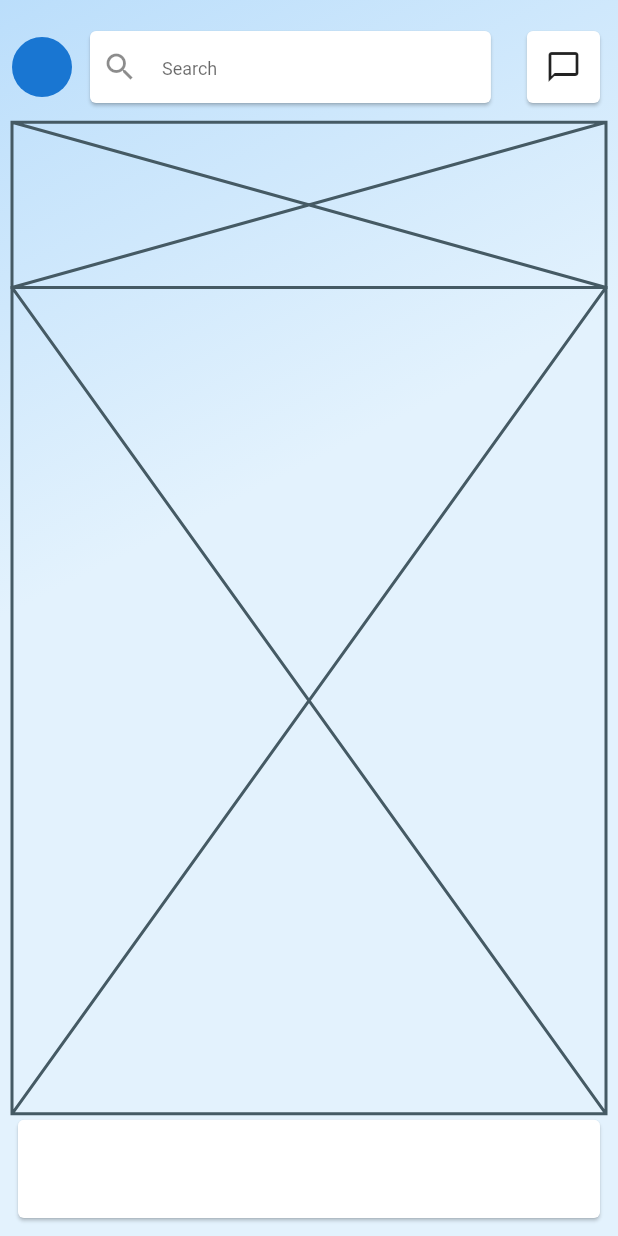
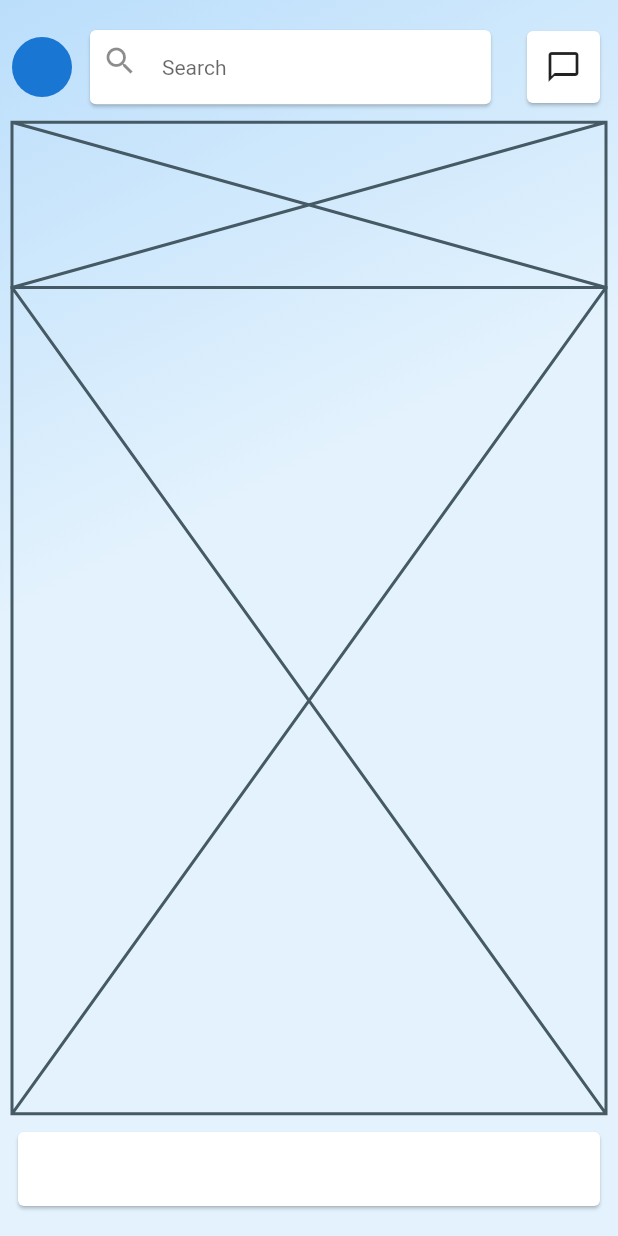
Before and after one commit to JAICHANGPARK/flutter_notebook_8th_story, a Flutter app: the screen it shows after launch, on a phone screen of 412 x 824 dp. Run offline on Flutter 3.47's test engine with Material 2 defaults, Android fonts, the phone set to English and light mode, and no system bars; our stand-ins replace badges, flutter_hooks, google_fonts, hooks_riverpod, state_notifier.

Commit message:
Update linkedin_main_page.dart

```diff
--- a/lib/ep580_linkedin_app/linkedin_main_page.dart
+++ b/lib/ep580_linkedin_app/linkedin_main_page.dart
@@ -36,14 +36,14 @@ class _LinkedinMainPageState extends State<LinkedinMainPage> {
                           padding: const EdgeInsets.all(8.0),
                           child: Card(
                             child: Padding(
-                              padding: const EdgeInsets.only(left: 8),
+                              padding: const EdgeInsets.only(left: 8, bottom: 8),
                               child: TextField(
                                 decoration: InputDecoration(
                                   border: InputBorder.none,
                                   icon: Icon(Icons.search),
                                   hintText: "Search",
                                   hintStyle: TextStyle(
-                                    fontSize: 12
+                                    fontSize: 14
                                   )
                                 ),
                               ),
@@ -72,11 +72,14 @@ class _LinkedinMainPageState extends State<LinkedinMainPage> {
                 ),
                 Expanded(
                   flex: 2,
-                  child: Card(
-                    child: Row(
-                      children: [
+                  child: Padding(
+                    padding: const EdgeInsets.only(top: 8, bottom: 8),
+                    child: Card(
+                      child: Row(
+                        children: [
 
-                      ],
+                        ],
+                      ),
                     ),
                   ),
                 ),
```
